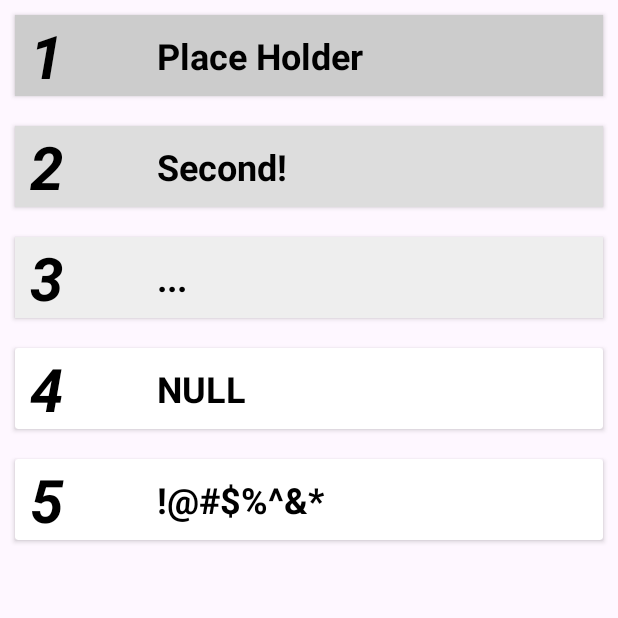
After one commit to Farengon/6300Local, an Android app: the RankingActivity screen opened directly, with no data from a screen before it, on a phone screen of 412 x 824 dp, the top half of it. The commit adds this screen. Run offline under Robolectric (Android 15) with nearby library versions, the phone set to English and light mode, and no system bars.

Commit message:
ranking frontend

```diff
--- a/WindowsOS/app/src/main/AndroidManifest.xml
+++ b/WindowsOS/app/src/main/AndroidManifest.xml
@@ -25,6 +25,7 @@
         <activity android:name=".ProfileActivity"></activity>
         <activity android:name=".TaskListActivity"></activity>
         <activity android:name=".HistoryActivity"></activity>
+        <activity android:name=".RankingActivity"></activity>
     </application>
 
 </manifest>
--- a/WindowsOS/app/src/main/java/gtsi/sdp/windowsos/ProfileActivity.java
+++ b/WindowsOS/app/src/main/java/gtsi/sdp/windowsos/ProfileActivity.java
@@ -23,6 +23,7 @@ public class ProfileActivity extends AppCompatActivity {
 
         LinearLayout task_button = findViewById(R.id.tasks);
         LinearLayout history_button = findViewById(R.id.history);
+        LinearLayout ranking_button = findViewById(R.id.ranking);
 
         updateTaskAndHistoryCount();
 
@@ -42,6 +43,14 @@ public class ProfileActivity extends AppCompatActivity {
             @Override
             public void onClick(View view) {
                 Intent intent = new Intent(ProfileActivity.this, HistoryActivity.class);
+                startActivity(intent);
+            }
+        });
+
+        ranking_button.setOnClickListener(new View.OnClickListener() {
+            @Override
+            public void onClick(View view) {
+                Intent intent = new Intent(ProfileActivity.this, RankingActivity.class);
                 startActivity(intent);
             }
         });
--- /dev/null
+++ b/WindowsOS/app/src/main/java/gtsi/sdp/windowsos/RankingActivity.java
@@ -0,0 +1,40 @@
+package gtsi.sdp.windowsos;
+
+import android.os.Bundle;
+
+import androidx.appcompat.app.AppCompatActivity;
+import androidx.recyclerview.widget.LinearLayoutManager;
+import androidx.recyclerview.widget.RecyclerView;
+
+import java.util.ArrayList;
+
+import gtsi.sdp.windowsos.models.History;
+import gtsi.sdp.windowsos.models.TaskManager;
+
+public class RankingActivity extends AppCompatActivity {
+    private RecyclerView ranking_list_view;
+    private RankingItemAdapter adapter;
+
+    protected void onCreate(Bundle savedInstanceState) {
+        super.onCreate(savedInstanceState);
+        setContentView(R.layout.activity_ranking);
+
+        ranking_list_view = findViewById(R.id.ranking_list);
+
+        adapter = new RankingItemAdapter(initList());
+        LinearLayoutManager manager = new LinearLayoutManager(this);
+        manager.setOrientation(LinearLayoutManager.VERTICAL);
+        ranking_list_view.setLayoutManager(manager);
+        ranking_list_view.setAdapter(adapter);
+    }
+
+    private ArrayList<String> initList() {
+        ArrayList<String> rl = new ArrayList<>();
+        rl.add("Place Holder");
+        rl.add("Second!");
+        rl.add("...");
+        rl.add("NULL");
+        rl.add("!@#$%^&*");
+        return rl;
+    }
+}
--- /dev/null
+++ b/WindowsOS/app/src/main/java/gtsi/sdp/windowsos/RankingItemAdapter.java
@@ -0,0 +1,87 @@
+package gtsi.sdp.windowsos;
+
+import android.annotation.SuppressLint;
+import android.graphics.Color;
+import android.view.LayoutInflater;
+import android.view.View;
+import android.view.ViewGroup;
+import android.widget.TextView;
+
+import androidx.cardview.widget.CardView;
+import androidx.recyclerview.widget.RecyclerView;
+
+import java.util.List;
+
+import gtsi.sdp.windowsos.models.History;
+
+public class RankingItemAdapter extends RecyclerView.Adapter<RankingItemAdapter.ViewHolder> {
+    private List<String> ranking_list;
+
+    public static class ViewHolder extends RecyclerView.ViewHolder {
+        private TextView ranking;
+        private TextView nickname;
+        private CardView card_view;
+
+        public ViewHolder(View view) {
+            super(view);
+            // Define click listener for the ViewHolder's View
+
+            ranking = (TextView) view.findViewById(R.id.ranking);
+            nickname = (TextView) view.findViewById(R.id.nickname);
+            card_view = (CardView) view.findViewById(R.id.cardview);
+        }
+    }
+
+    public RankingItemAdapter (List<String> arg) {
+        this.ranking_list = arg;
+    }
+
+    @Override
+    public RankingItemAdapter.ViewHolder onCreateViewHolder(ViewGroup viewGroup, int viewType) {
+        // Create a new view, which defines the UI of the list item
+        View view = LayoutInflater.from(viewGroup.getContext())
+                .inflate(R.layout.ranking_item, viewGroup, false);
+
+        RankingItemAdapter.ViewHolder holder = new RankingItemAdapter.ViewHolder(view);
+
+        return holder;
+    }
+
+    @SuppressLint("ResourceAsColor")
+    @Override
+    public void onBindViewHolder(RankingItemAdapter.ViewHolder viewHolder, final int position) {
+
+        // Get element from your dataset at this position and replace the
+        // contents of the view with that element
+        viewHolder.ranking.setText(Integer.toString(position+1));
+        viewHolder.nickname.setText(ranking_list.get(position));
+
+        if (position == 0) {
+            viewHolder.card_view.setBackgroundColor(Color.parseColor("#CCCCCC"));
+        }
+        else if (position == 1) {
+            viewHolder.card_view.setBackgroundColor(Color.parseColor("#DDDDDD"));
+        }
+        else if (position == 2) {
+            viewHolder.card_view.setBackgroundColor(Color.parseColor("#EEEEEE"));
+        }
+        // TODO: Set color (highlight) for current user in the ranking list
+    }
+
+    @Override
+    public int getItemCount() {
+        return ranking_list.size();
+    }
+
+    public void add_item(String r) {
+        ranking_list.add(0, r);
+//        notifyItemInserted(0);
+        notifyDataSetChanged();
+    }
+
+    public void remove() {
+        ranking_list.remove(0);
+//        notifyItemRemoved(0);
+        notifyDataSetChanged();
+    }
+}
--- /dev/null
+++ b/WindowsOS/app/src/main/res/layout/activity_ranking.xml
@@ -0,0 +1,14 @@
+<?xml version="1.0" encoding="utf-8"?>
+<androidx.constraintlayout.widget.ConstraintLayout xmlns:android="http://schemas.android.com/apk/res/android"
+    xmlns:app="http://schemas.android.com/apk/res-auto"
+    android:layout_width="match_parent"
+    android:layout_height="match_parent">
+
+    <androidx.recyclerview.widget.RecyclerView
+        android:id="@+id/ranking_list"
+        android:layout_width="match_parent"
+        android:layout_height="0dp"
+        app:layout_constraintBottom_toBottomOf="parent"
+        app:layout_constraintTop_toTopOf="parent" />
+
+</androidx.constraintlayout.widget.ConstraintLayout>
--- /dev/null
+++ b/WindowsOS/app/src/main/res/layout/ranking_item.xml
@@ -0,0 +1,42 @@
+<?xml version="1.0" encoding="utf-8"?>
+<androidx.cardview.widget.CardView xmlns:android="http://schemas.android.com/apk/res/android"
+    xmlns:app="http://schemas.android.com/apk/res-auto"
+    xmlns:tools="http://schemas.android.com/tools"
+    android:id="@+id/cardview"
+    android:layout_width="match_parent"
+    android:layout_height="wrap_content"
+    android:background="@color/white"
+    android:layout_margin="10dp"
+    android:clickable="true"
+    android:foreground="?attr/selectableItemBackground"
+    android:layout_gravity="top|end">
+
+    <LinearLayout
+        android:layout_width="match_parent"
+        android:layout_height="wrap_content"
+        android:orientation="horizontal"
+        tools:ignore="UseCompoundDrawables">
+
+        <TextView
+            android:id="@+id/ranking"
+            android:layout_width="0dp"
+            android:layout_height="wrap_content"
+            android:layout_marginStart="10dp"
+            android:layout_weight="0.2"
+            android:text="1"
+            android:textColor="@color/black"
+            android:textSize="40sp"
+            android:textStyle="bold|italic" />
+
+        <TextView
+            android:id="@+id/nickname"
+            android:layout_gravity="center"
+            android:layout_weight="0.7"
+            android:layout_width="0dp"
+            android:layout_height="wrap_content"
+            android:text="Test"
+            android:textSize="24sp"
+            android:textStyle="bold"
+            android:textColor="@color/black" />
+    </LinearLayout>
+</androidx.cardview.widget.CardView>
```
